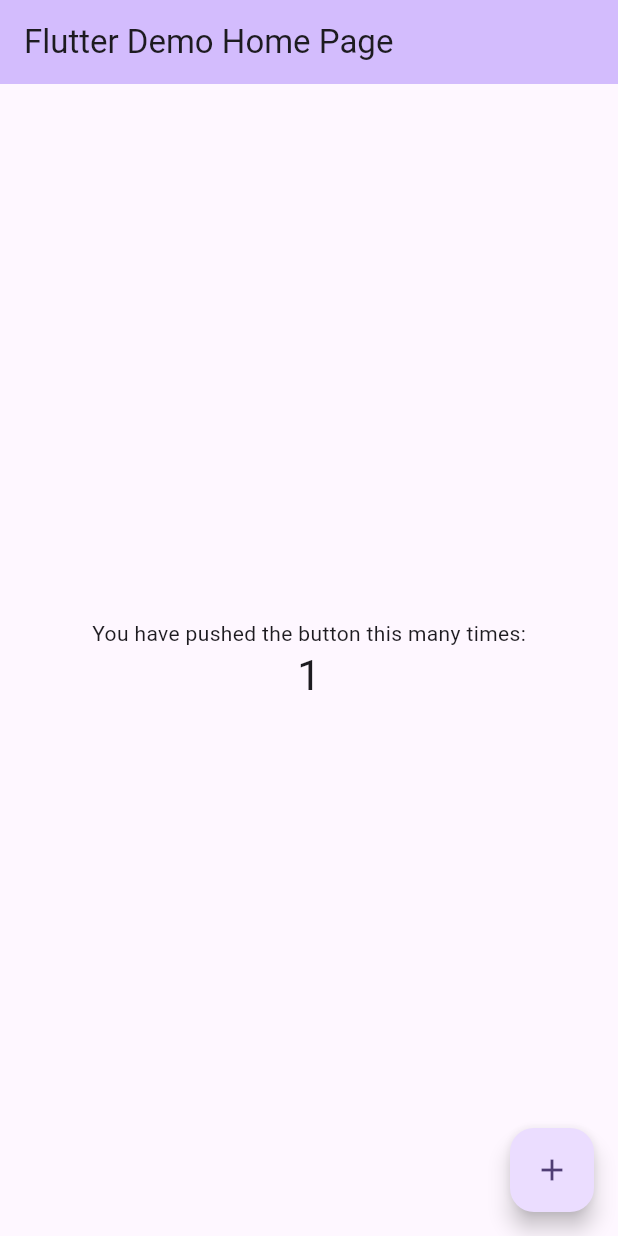
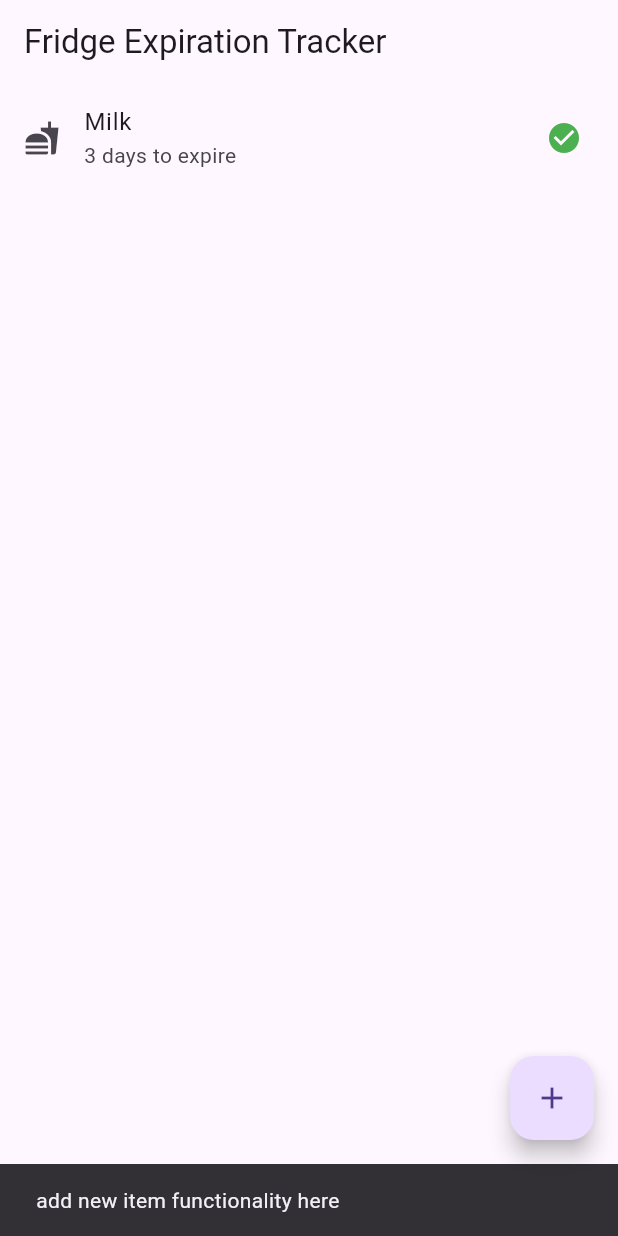
Before and after one commit to UniqueMR/fridge_expire_tracker, a Flutter app: the screen it shows after launch, after a tap on the "add" icon, on a phone screen of 412 x 824 dp. Run offline on Flutter 3.47's test engine with Material 3 defaults, Android fonts, the phone set to English and light mode, and no system bars.

Commit message:
add food list

```diff
--- /dev/null
+++ b/lib/list_page.dart
@@ -0,0 +1,41 @@
+import 'package:flutter/material.dart';
+
+class ListPage extends StatefulWidget {
+  @override
+  _ListPageState createState() => _ListPageState();
+}
+
+class _ListPageState extends State<ListPage> {
+  final List<Map<String, dynamic>> _foodList = [
+    {'name': 'Milk', 'daysToExpire': 3}
+  ];
+
+  @override
+  Widget build(BuildContext context) {
+    return Scaffold(
+      appBar: AppBar(
+        title: Text('Fridge Expiration Tracker'),
+      ),
+      body: ListView.builder(
+        itemCount: _foodList.length,
+        itemBuilder: (context, index) {
+          final food = _foodList[index];
+          return ListTile(
+            leading: Icon(Icons.fastfood),
+            title: Text(food['name']),
+            subtitle: Text('${food['daysToExpire']} days to expire'),
+            trailing: food['daysToExpire'] > 1 ? Icon(Icons.check_circle, color: Colors.green) : Icon(Icons.warning, color: Colors.red),
+            onTap: (){
+              ScaffoldMessenger.of(context).showSnackBar(
+                SnackBar(content: Text('${food['name']} selected')),
+              );
+            },
+          );
+        },
+      ),
+      floatingActionButton: FloatingActionButton(onPressed: () {
+        ScaffoldMessenger.of(context).showSnackBar(SnackBar(content: Text('add new item functionality here')));
+      }, child: Icon(Icons.add)),
+    );
+  }
+}
--- a/lib/main.dart
+++ b/lib/main.dart
@@ -1,125 +1,19 @@
 import 'package:flutter/material.dart';
+import 'list_page.dart';
 
 void main() {
-  runApp(const MyApp());
+  runApp(FridgeExpirationTrackerApp());
 }
 
-class MyApp extends StatelessWidget {
-  const MyApp({super.key});
-
-  // This widget is the root of your application.
+class FridgeExpirationTrackerApp extends StatelessWidget {
   @override
   Widget build(BuildContext context) {
+    // TODO: implement build
     return MaterialApp(
-      title: 'Flutter Demo',
-      theme: ThemeData(
-        // This is the theme of your application.
-        //
-        // TRY THIS: Try running your application with "flutter run". You'll see
-        // the application has a purple toolbar. Then, without quitting the app,
-        // try changing the seedColor in the colorScheme below to Colors.green
-        // and then invoke "hot reload" (save your changes or press the "hot
-        // reload" button in a Flutter-supported IDE, or press "r" if you used
-        // the command line to start the app).
-        //
-        // Notice that the counter didn't reset back to zero; the application
-        // state is not lost during the reload. To reset the state, use hot
-        // restart instead.
-        //
-        // This works for code too, not just values: Most code changes can be
-        // tested with just a hot reload.
-        colorScheme: ColorScheme.fromSeed(seedColor: Colors.deepPurple),
-        useMaterial3: true,
-      ),
-      home: const MyHomePage(title: 'Flutter Demo Home Page'),
+      debugShowCheckedModeBanner: false,
+      title: 'Fridge Expiration Tracker',
+      theme: ThemeData(primarySwatch: Colors.blue),
+      home: ListPage()
     );
   }
 }
-
-class MyHomePage extends StatefulWidget {
-  const MyHomePage({super.key, required this.title});
-
-  // This widget is the home page of your application. It is stateful, meaning
-  // that it has a State object (defined below) that contains fields that affect
-  // how it looks.
-
-  // This class is the configuration for the state. It holds the values (in this
-  // case the title) provided by the parent (in this case the App widget) and
-  // used by the build method of the State. Fields in a Widget subclass are
-  // always marked "final".
-
-  final String title;
-
-  @override
-  State<MyHomePage> createState() => _MyHomePageState();
-}
-
-class _MyHomePageState extends State<MyHomePage> {
-  int _counter = 0;
-
-  void _incrementCounter() {
-    setState(() {
-      // This call to setState tells the Flutter framework that something has
-      // changed in this State, which causes it to rerun the build method below
-      // so that the display can reflect the updated values. If we changed
-      // _counter without calling setState(), then the build method would not be
-      // called again, and so nothing would appear to happen.
-      _counter++;
-    });
-  }
-
-  @override
-  Widget build(BuildContext context) {
-    // This method is rerun every time setState is called, for instance as done
-    // by the _incrementCounter method above.
-    //
-    // The Flutter framework has been optimized to make rerunning build methods
-    // fast, so that you can just rebuild anything that needs updating rather
-    // than having to individually change instances of widgets.
-    return Scaffold(
-      appBar: AppBar(
-        // TRY THIS: Try changing the color here to a specific color (to
-        // Colors.amber, perhaps?) and trigger a hot reload to see the AppBar
-        // change color while the other colors stay the same.
-        backgroundColor: Theme.of(context).colorScheme.inversePrimary,
-        // Here we take the value from the MyHomePage object that was created by
-        // the App.build method, and use it to set our appbar title.
-        title: Text(widget.title),
-      ),
-      body: Center(
-        // Center is a layout widget. It takes a single child and positions it
-        // in the middle of the parent.
-        child: Column(
-          // Column is also a layout widget. It takes a list of children and
-          // arranges them vertically. By default, it sizes itself to fit its
-          // children horizontally, and tries to be as tall as its parent.
-          //
-          // Column has various properties to control how it sizes itself and
-          // how it positions its children. Here we use mainAxisAlignment to
-          // center the children vertically; the main axis here is the vertical
-          // axis because Columns are vertical (the cross axis would be
-          // horizontal).
-          //
-          // TRY THIS: Invoke "debug painting" (choose the "Toggle Debug Paint"
-          // action in the IDE, or press "p" in the console), to see the
-          // wireframe for each widget.
-          mainAxisAlignment: MainAxisAlignment.center,
-          children: <Widget>[
-            const Text(
-              'You have pushed the button this many times:',
-            ),
-            Text(
-              '$_counter',
-              style: Theme.of(context).textTheme.headlineMedium,
-            ),
-          ],
-        ),
-      ),
-      floatingActionButton: FloatingActionButton(
-        onPressed: _incrementCounter,
-        tooltip: 'Increment',
-        child: const Icon(Icons.add),
-      ), // This trailing comma makes auto-formatting nicer for build methods.
-    );
-  }
-}
```
